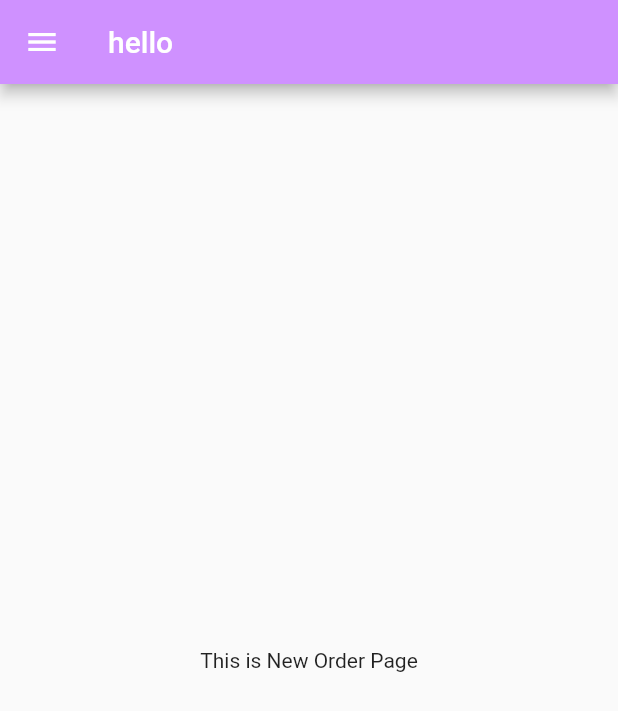
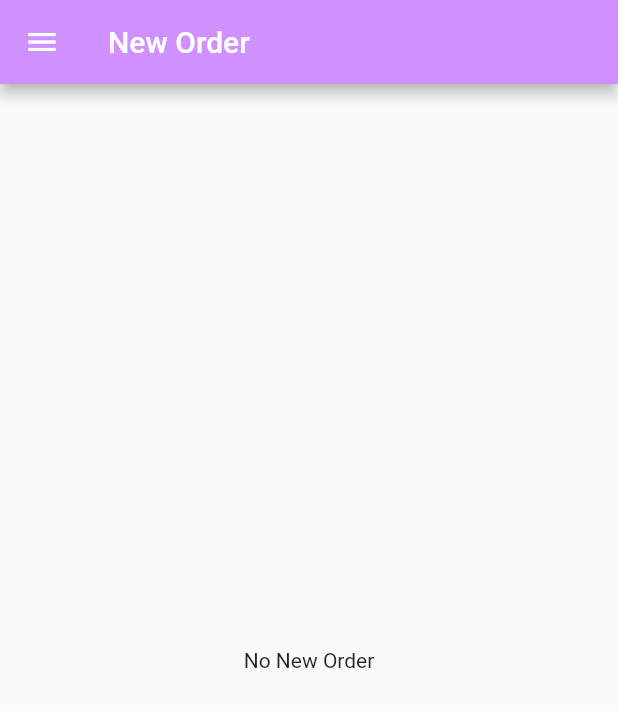
Before and after one commit to hrithikm2/uno_kart, a Flutter app: the HomePage screen opened directly, on a phone screen of 412 x 824 dp. Shown: the top 711 px of the screen. Run offline on Flutter 3.47's test engine with Material 2 defaults, Android fonts, the phone set to English and light mode, and no system bars.

Commit message:
AppBar Badal gya, Kem Paltyyyyyyyy

```diff
--- a/lib/pages/drawerPages/cancelorder.dart
+++ b/lib/pages/drawerPages/cancelorder.dart
@@ -1,5 +1,4 @@
 import 'package:flutter/material.dart';
-import 'package:uno_kart/pages/components/customappbar.dart';
 
 class CancelOrder extends StatefulWidget {
   @override
@@ -7,12 +6,17 @@ class CancelOrder extends StatefulWidget {
 }
 
 class _CancelOrderState extends State<CancelOrder> {
+  Widget title1;
+  @override
+  void initState() {
+    super.initState();
+    setState(() {
+      title1 = Text('Cancel Order');
+    });
+  }
+
   @override
   Widget build(BuildContext context) {
-    return
-      //   Scaffold(appBar: Myappbar(title: Text('New Order'),
-      // ),
-      //   body:
-      Center(child: Text('Cancel Order'));
+    return Center(child: Text('Cancel Order'));
   }
 }
--- a/lib/pages/drawerPages/deliverydet.dart
+++ b/lib/pages/drawerPages/deliverydet.dart
@@ -1,5 +1,4 @@
 import 'package:flutter/material.dart';
-import 'package:uno_kart/pages/components/customappbar.dart';
 
 class DeliveryDetail extends StatefulWidget {
   @override
@@ -9,6 +8,6 @@ class DeliveryDetail extends StatefulWidget {
 class _DeliveryDetailState extends State<DeliveryDetail> {
   @override
   Widget build(BuildContext context) {
-    return  Center(child: Text('This is Delivery Detail Page'));
+    return Center(child: Text('This is Delivery Detail Page'));
   }
 }
--- a/lib/pages/drawerPages/neworder.dart
+++ b/lib/pages/drawerPages/neworder.dart
@@ -1,5 +1,4 @@
 import 'package:flutter/material.dart';
-import 'package:uno_kart/pages/components/customappbar.dart';
 
 class NewOrder extends StatefulWidget {
   @override
@@ -9,6 +8,6 @@ class NewOrder extends StatefulWidget {
 class _NewOrderState extends State<NewOrder> {
   @override
   Widget build(BuildContext context) {
-    return  Center(child: Text('This is New Order Page'));
+    return Center(child: Text('No New Order'));
   }
 }
--- a/lib/pages/homepage.dart
+++ b/lib/pages/homepage.dart
@@ -16,11 +16,12 @@ class HomePage extends StatefulWidget {
 
 class _HomePageState extends State<HomePage> {
   final _pageController = PageController();
+  String appBarTitle = 'New Order';
   @override
   Widget build(BuildContext context){
     return Scaffold(
         appBar:
-        Myappbar(title: Text('hello')),
+        Myappbar(title: Text(appBarTitle)),
         drawer: Drawer(
           child: ListView(
             physics: NeverScrollableScrollPhysics(),
@@ -57,6 +58,9 @@ class _HomePageState extends State<HomePage> {
                 onTap: () {
                   Navigator.pop(context);
                   _pageController.jumpToPage(0);
+                  setState(() {
+                    appBarTitle = 'New Order';
+                  });
                 },
               ),
               ListTile(
@@ -69,7 +73,7 @@ class _HomePageState extends State<HomePage> {
                   Navigator.pop(context);
                   _pageController.jumpToPage(1);
                   setState(() {
-
+                    appBarTitle = 'Delivered Order';
                   });
                 },
               ),
@@ -82,6 +86,9 @@ class _HomePageState extends State<HomePage> {
                 onTap: () {
                   Navigator.pop(context);
                   _pageController.jumpToPage(2);
+                  setState(() {
+                    appBarTitle = 'Cancel Order';
+                  });
                 },
               ),
               ListTile(
@@ -93,6 +100,9 @@ class _HomePageState extends State<HomePage> {
                 onTap: () {
                   Navigator.pop(context);
                   _pageController.jumpToPage(3);
+                  setState(() {
+                    appBarTitle = 'Search Order';
+                  });
                 },
               ),
               ListTile(
@@ -104,6 +114,9 @@ class _HomePageState extends State<HomePage> {
                 onTap: () {
                   Navigator.pop(context);
                   _pageController.jumpToPage(4);
+                  setState(() {
+                    appBarTitle = 'Total Collection';
+                  });
                 },
               ),
               ListTile(
@@ -115,6 +128,9 @@ class _HomePageState extends State<HomePage> {
                 onTap: () {
                   Navigator.pop(context);
                   _pageController.jumpToPage(5);
+                  setState(() {
+                    appBarTitle = 'Contact Us';
+                  });
                 },
               ),
               ListTile(
@@ -126,6 +142,9 @@ class _HomePageState extends State<HomePage> {
                 onTap: () {
                   Navigator.pop(context);
                   _pageController.jumpToPage(6);
+                  setState(() {
+                    appBarTitle = 'Menu List';
+                  });
                 },
               ),
               ListTile(
@@ -133,10 +152,13 @@ class _HomePageState extends State<HomePage> {
                   "res/home.png",
                   scale: 2,
                 ),
-                title: Text('About Restraunt'),
+                title: Text('About Restaurant'),
                 onTap: () {
                   Navigator.pop(context);
                   _pageController.jumpToPage(7);
+                  setState(() {
+                    appBarTitle = 'About Restaurant';
+                  });
                 },
               ),
             ],
```
Also changed, not shown: lib/pages/drawerPages/aboutres.dart (+4 -5 lines), lib/pages/drawerPages/contactus.dart (+4 -5 lines), lib/pages/drawerPages/menu.dart (+4 -5 lines), lib/pages/drawerPages/searchorder.dart (+4 -5 lines), lib/pages/drawerPages/totalcol.dart (+4 -5 lines).
